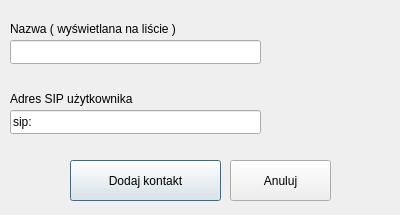
Qt form src/add_contact_dialog.ui (dmilith/dsipcom) before a commit.
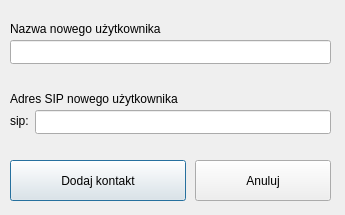
The same form after that commit. Icons and pictures are not drawn.

```diff
--- a/src/add_contact_dialog.ui
+++ b/src/add_contact_dialog.ui
@@ -5,7 +5,7 @@
    <rect>
     <x>0</x>
     <y>0</y>
-    <width>400</width>
+    <width>345</width>
     <height>215</height>
    </rect>
   </property>
@@ -15,14 +15,14 @@
   <widget class="QLineEdit" name="contact_sip_address" >
    <property name="geometry" >
     <rect>
-     <x>10</x>
+     <x>35</x>
      <y>110</y>
-     <width>251</width>
+     <width>296</width>
      <height>24</height>
     </rect>
    </property>
    <property name="text" >
-    <string>sip:</string>
+    <string/>
    </property>
   </widget>
   <widget class="QLabel" name="label_2" >
@@ -35,15 +35,15 @@
     </rect>
    </property>
    <property name="text" >
-    <string>Adres SIP użytkownika</string>
+    <string>Adres SIP nowego użytkownika</string>
    </property>
   </widget>
   <widget class="QPushButton" name="add_button" >
    <property name="geometry" >
     <rect>
-     <x>70</x>
+     <x>10</x>
      <y>160</y>
-     <width>151</width>
+     <width>176</width>
      <height>41</height>
     </rect>
    </property>
@@ -65,7 +65,7 @@
     </rect>
    </property>
    <property name="text" >
-    <string>Nazwa ( wyświetlana na liście )</string>
+    <string>Nazwa nowego użytkownika</string>
    </property>
   </widget>
   <widget class="QLineEdit" name="contact_name" >
@@ -73,7 +73,7 @@
     <rect>
      <x>10</x>
      <y>40</y>
-     <width>251</width>
+     <width>321</width>
      <height>24</height>
     </rect>
    </property>
@@ -81,9 +81,9 @@
   <widget class="QPushButton" name="cancel_button" >
    <property name="geometry" >
     <rect>
-     <x>230</x>
+     <x>195</x>
      <y>160</y>
-     <width>101</width>
+     <width>136</width>
      <height>41</height>
     </rect>
    </property>
@@ -95,6 +95,19 @@
      <normaloff>:/images/images/cancel.png</normaloff>:/images/images/cancel.png</iconset>
    </property>
   </widget>
+  <widget class="QLabel" name="label_13" >
+   <property name="geometry" >
+    <rect>
+     <x>10</x>
+     <y>110</y>
+     <width>26</width>
+     <height>21</height>
+    </rect>
+   </property>
+   <property name="text" >
+    <string>sip:</string>
+   </property>
+  </widget>
  </widget>
  <resources>
   <include location="dsipcom.qrc" />
```
Left out of the diff: 19 changed lines with no effect on the pictures.
